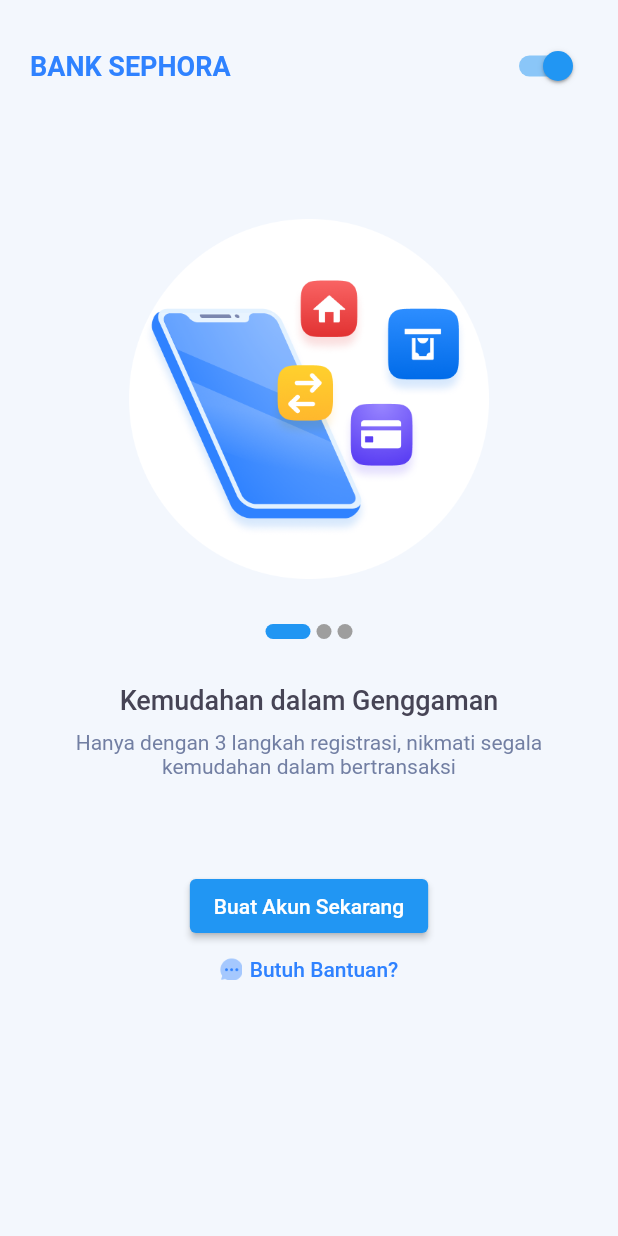
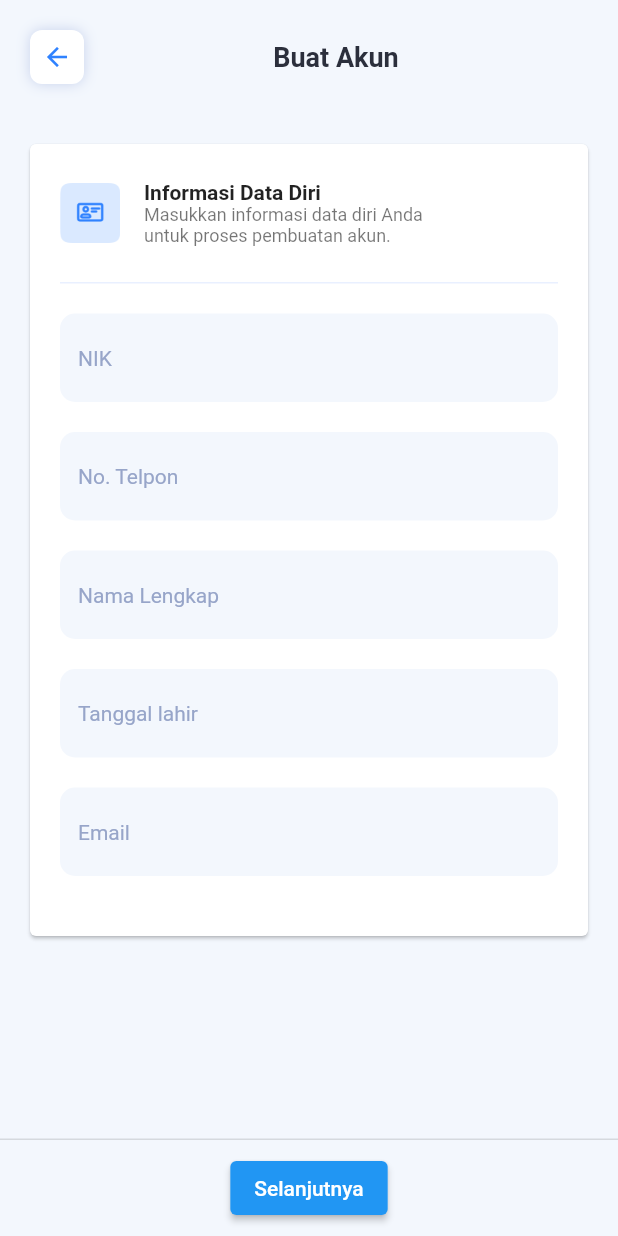
Before and after one commit to yonayohana06/sephora, a Flutter app: the screen it shows after launch, on a phone screen of 412 x 824 dp. Run offline on Flutter 3.47's test engine with Material 2 defaults, Android fonts, the phone set to English and light mode, and no system bars.

Commit message:
Update ui register

```diff
--- a/lib/main.dart
+++ b/lib/main.dart
@@ -1,5 +1,6 @@
 import 'package:flutter/material.dart';
 import 'package:sephora/onboarding/onboarding.dart';
+import 'package:sephora/register/register.dart';
 
 void main() {
   runApp(const MyApp());
@@ -18,7 +19,7 @@ class MyApp extends StatelessWidget {
         //color primary
         primarySwatch: Colors.blue,
       ),
-      home: const OnBoardingScreen(),
+      home: const RegisterScreen(),
     );
   }
 }
--- a/lib/register/screens/register_screen.dart
+++ b/lib/register/screens/register_screen.dart
@@ -1,5 +1,7 @@
 import 'package:flutter/material.dart';
-import 'package:sephora/register/widgets/register_back_arrow.dart';
+import 'package:sephora/register/register.dart';
+import '../widgets/register_back_arrow.dart';
+import '../widgets/register_form.dart';
 
 class RegisterScreen extends StatefulWidget {
   const RegisterScreen({super.key});
@@ -11,9 +13,24 @@ class RegisterScreen extends StatefulWidget {
 class _RegisterScreenState extends State<RegisterScreen> {
   @override
   Widget build(BuildContext context) {
-    return Scaffold(
+    return SafeArea(
+      child: Scaffold(
         backgroundColor: const Color(0xFFF3F7FD),
-      body: Column(
+        persistentFooterButtons: [
+          Center(
+            child: ElevatedButton(
+              onPressed: () {
+                Navigator.push(
+                  context,
+                  MaterialPageRoute(builder: (context) => const Activation()),
+                );
+              },
+              child: const Text('Selanjutnya'),
+            ),
+          ),
+        ],
+        body: SingleChildScrollView(
+          child: Column(
             children: [
               Padding(
                 padding: const EdgeInsets.all(20.0),
@@ -28,13 +45,15 @@ class _RegisterScreenState extends State<RegisterScreen> {
                         fontWeight: FontWeight.w600,
                         color: Color(0xFF2B2F3C),
                       ),
-                  textAlign: TextAlign.center,
                     ),
                     SizedBox(),
                   ],
                 ),
-          )
+              ),
+              const RegisterForm(),
             ],
+          ),
+        ),
       ),
     );
   }
--- a/lib/register/widgets/register_back_arrow.dart
+++ b/lib/register/widgets/register_back_arrow.dart
@@ -11,16 +11,18 @@ class RegisterBackArrow extends StatelessWidget {
       decoration: BoxDecoration(
         color: const Color(0xFFFFFFFF),
         borderRadius: BorderRadius.circular(8),
-        boxShadow: [
+        boxShadow: const [
           BoxShadow(
-            color: Color.fromARGB(188, 200, 231, 255),
-            blurRadius: 10,
+            color: Color.fromARGB(200, 188, 200, 231),
+            blurRadius: 7,
             offset: Offset(0, 0), // Shadow position
           ),
         ],
       ),
       child: IconButton(
-        onPressed: () {},
+        onPressed: () {
+          Navigator.pop(context);
+        },
         alignment: Alignment.center,
         icon: const Icon(
           Icons.arrow_back,
--- /dev/null
+++ b/lib/register/widgets/register_form.dart
@@ -0,0 +1,172 @@
+import 'package:flutter/material.dart';
+import 'package:flutter/services.dart';
+
+class RegisterForm extends StatelessWidget {
+  const RegisterForm({super.key});
+
+  @override
+  Widget build(BuildContext context) {
+    return Column(
+      children: [
+        Card(
+          margin: const EdgeInsets.all(20),
+          child: Padding(
+            padding: const EdgeInsets.all(20.0),
+            child: Column(
+              children: [
+                ListTile(
+                  contentPadding: const EdgeInsets.symmetric(horizontal: 0),
+                  leading: Image.asset(
+                    'assets/register/ktp.png',
+                    width: 40,
+                  ),
+                  title: const Text(
+                    'Informasi Data Diri',
+                    style: TextStyle(
+                      fontSize: 14,
+                      fontWeight: FontWeight.w600,
+                    ),
+                  ),
+                  subtitle: const Text(
+                    'Masukkan informasi data diri Anda \n'
+                    'untuk proses pembuatan akun.',
+                    style: TextStyle(
+                      fontSize: 12,
+                      fontWeight: FontWeight.w400,
+                    ),
+                  ),
+                ),
+                Container(
+                  margin: const EdgeInsets.only(top: 20, bottom: 20),
+                  decoration: const BoxDecoration(
+                    border: Border(
+                      bottom: BorderSide(
+                        color: Color(0xFFE9F0FF),
+                      ),
+                    ),
+                  ),
+                ),
+                _Input(),
+              ],
+            ),
+          ),
+        ),
+      ],
+    );
+  }
+}
+
+class _Input extends StatelessWidget {
+  @override
+  Widget build(BuildContext context) {
+    return Column(
+      children: [
+        Container(
+          margin: const EdgeInsets.only(bottom: 20),
+          child: TextField(
+            inputFormatters: [
+              FilteringTextInputFormatter.digitsOnly,
+              LengthLimitingTextInputFormatter(16)
+            ],
+            keyboardType: TextInputType.number,
+            decoration: InputDecoration(
+              fillColor: const Color(0xFFF3F7FD),
+              filled: true,
+              hintStyle: const TextStyle(
+                color: Color(0xFF97A5C9),
+                fontSize: 14,
+                fontWeight: FontWeight.w400,
+              ),
+              hintText: 'NIK',
+              border: OutlineInputBorder(
+                borderSide: BorderSide.none,
+                borderRadius: BorderRadius.circular(10),
+              ),
+            ),
+          ),
+        ),
+        Container(
+          margin: const EdgeInsets.only(bottom: 20),
+          child: TextField(
+            inputFormatters: [
+              FilteringTextInputFormatter.digitsOnly,
+              LengthLimitingTextInputFormatter(13)
+            ],
+            keyboardType: TextInputType.number,
+            decoration: InputDecoration(
+              fillColor: const Color(0xFFF3F7FD),
+              filled: true,
+              hintStyle: const TextStyle(
+                color: Color(0xFF97A5C9),
+                fontSize: 14,
+                fontWeight: FontWeight.w400,
+              ),
+              hintText: 'No. Telpon',
+              border: OutlineInputBorder(
+                borderSide: BorderSide.none,
+                borderRadius: BorderRadius.circular(10),
+              ),
+            ),
+          ),
+        ),
+        Container(
+          margin: const EdgeInsets.only(bottom: 20),
+          child: TextField(
+            decoration: InputDecoration(
+              fillColor: const Color(0xFFF3F7FD),
+              filled: true,
+              hintStyle: const TextStyle(
+                color: Color(0xFF97A5C9),
+                fontSize: 14,
+                fontWeight: FontWeight.w400,
+              ),
+              hintText: 'Nama Lengkap',
+              border: OutlineInputBorder(
+                borderSide: BorderSide.none,
+                borderRadius: BorderRadius.circular(10),
+              ),
+            ),
+          ),
+        ),
+        Container(
+          margin: const EdgeInsets.only(bottom: 20),
+          child: TextField(
+            decoration: InputDecoration(
+              fillColor: const Color(0xFFF3F7FD),
+              filled: true,
+              hintStyle: const TextStyle(
+                color: Color(0xFF97A5C9),
+                fontSize: 14,
+                fontWeight: FontWeight.w400,
+              ),
+              hintText: 'Tanggal lahir',
+              border: OutlineInputBorder(
+                borderSide: BorderSide.none,
+                borderRadius: BorderRadius.circular(10),
+              ),
+            ),
+          ),
+        ),
+        Container(
+          margin: const EdgeInsets.only(bottom: 20),
+          child: TextField(
+            decoration: InputDecoration(
+              fillColor: const Color(0xFFF3F7FD),
+              filled: true,
+              hintStyle: const TextStyle(
+                color: Color(0xFF97A5C9),
+                fontSize: 14,
+                fontWeight: FontWeight.w400,
+              ),
+              hintText: 'Email',
+              border: OutlineInputBorder(
+                borderSide: BorderSide.none,
+                borderRadius: BorderRadius.circular(10),
+              ),
+            ),
+          ),
+        ),
+      ],
+    );
+  }
+}
--- a/pubspec.yaml
+++ b/pubspec.yaml
@@ -58,6 +58,7 @@ flutter:
    uses-material-design: true
    assets:
       - assets/onboarding/
+      - assets/register/
 
    # To add assets to your application, add an assets section, like this:
    # assets:
```
Also changed, not shown: lib/register/screens/register_activation.dart (+53 -0 lines), lib/register/widgets/activation_form.dart (added, +153 -0 lines), assets/register/ktp.png (added), assets/register/person.png (added). Lines whose indentation alone changed are shown as unchanged.
